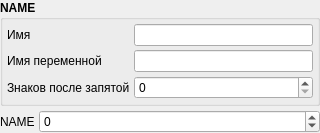
Old version of the form src/components/variableintegerframe.ui in the repository Gris87/ProtocolCreator.
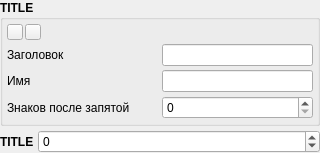
New version of the form. Icons and pictures are not drawn.

Commit message: Allow to press up/down/copy/delete for integer variable

What changed in the file:
```diff
--- a/src/components/variableintegerframe.ui
+++ b/src/components/variableintegerframe.ui
@@ -7,7 +7,7 @@
     <x>0</x>
     <y>0</y>
     <width>320</width>
-    <height>115</height>
+    <height>144</height>
    </rect>
   </property>
   <property name="windowTitle">
@@ -29,7 +29,7 @@
       </font>
      </property>
      <property name="title">
-      <string>NAME</string>
+      <string>TITLE</string>
      </property>
      <layout class="QGridLayout" name="gridLayout">
       <property name="margin">
@@ -38,7 +38,7 @@
       <property name="spacing">
        <number>4</number>
       </property>
-      <item row="0" column="0">
+      <item row="1" column="0">
        <widget class="QLabel" name="nameLabel">
         <property name="font">
          <font>
@@ -47,11 +47,11 @@
          </font>
         </property>
         <property name="text">
-         <string>Имя</string>
+         <string>Заголовок</string>
         </property>
        </widget>
       </item>
-      <item row="0" column="1">
+      <item row="1" column="1">
        <widget class="QLineEdit" name="nameEdit">
         <property name="font">
          <font>
@@ -61,7 +61,7 @@
         </property>
        </widget>
       </item>
-      <item row="2" column="0">
+      <item row="3" column="0">
        <widget class="QLabel" name="decimalsLabel">
         <property name="font">
          <font>
@@ -74,7 +74,7 @@
         </property>
        </widget>
       </item>
-      <item row="1" column="0">
+      <item row="2" column="0">
        <widget class="QLabel" name="varNameLabel">
         <property name="font">
          <font>
@@ -83,21 +83,21 @@
          </font>
         </property>
         <property name="text">
-         <string>Имя переменной</string>
-        </property>
-       </widget>
-      </item>
-      <item row="1" column="1">
-       <widget class="QLineEdit" name="varNameEdit">
-        <property name="font">
-         <font>
-          <weight>50</weight>
-          <bold>false</bold>
-         </font>
+         <string>Имя</string>
         </property>
        </widget>
       </item>
       <item row="2" column="1">
+       <widget class="QLineEdit" name="varNameEdit">
+        <property name="font">
+         <font>
+          <weight>50</weight>
+          <bold>false</bold>
+         </font>
+        </property>
+       </widget>
+      </item>
+      <item row="3" column="1">
        <widget class="QSpinBox" name="decimalsSpinBox">
         <property name="font">
          <font>
@@ -110,6 +110,180 @@
         </property>
        </widget>
       </item>
+      <item row="0" column="1">
+       <layout class="QHBoxLayout" name="horizontalLayout_2">
+        <property name="spacing">
+         <number>2</number>
+        </property>
+        <item>
+         <spacer name="horizontalSpacer">
+          <property name="orientation">
+           <enum>Qt::Horizontal</enum>
+          </property>
+          <property name="sizeHint" stdset="0">
+           <size>
+            <width>0</width>
+            <height>0</height>
+           </size>
+          </property>
+         </spacer>
+        </item>
+        <item>
+         <widget class="QPushButton" name="copyButton">
+          <property name="sizePolicy">
+           <sizepolicy hsizetype="Fixed" vsizetype="Fixed">
+            <horstretch>0</horstretch>
+            <verstretch>0</verstretch>
+           </sizepolicy>
+          </property>
+          <property name="maximumSize">
+           <size>
+            <width>16</width>
+            <height>16</height>
+           </size>
+          </property>
+          <property name="font">
+           <font>
+            <weight>50</weight>
+            <bold>false</bold>
+           </font>
+          </property>
+          <property name="text">
+           <string/>
+          </property>
+          <property name="icon">
+           <iconset resource="../../Resources.qrc">
+            <normaloff>:/images/CopyComponent.png</normaloff>:/images/CopyComponent.png</iconset>
+          </property>
+          <property name="flat">
+           <bool>true</bool>
+          </property>
+         </widget>
+        </item>
+        <item>
+         <widget class="QPushButton" name="deleteButton">
+          <property name="sizePolicy">
+           <sizepolicy hsizetype="Fixed" vsizetype="Fixed">
+            <horstretch>0</horstretch>
+            <verstretch>0</verstretch>
+           </sizepolicy>
+          </property>
+          <property name="maximumSize">
+           <size>
+            <width>16</width>
+            <height>16</height>
+           </size>
+          </property>
+          <property name="font">
+           <font>
+            <weight>50</weight>
+            <bold>false</bold>
+           </font>
+          </property>
+          <property name="text">
+           <string/>
+          </property>
+          <property name="icon">
+           <iconset resource="../../Resources.qrc">
+            <normaloff>:/images/Delete.png</normaloff>:/images/Delete.png</iconset>
+          </property>
+          <property name="flat">
+           <bool>true</bool>
+          </property>
+         </widget>
+        </item>
+       </layout>
+      </item>
+      <item row="0" column="0">
+       <layout class="QHBoxLayout" name="horizontalLayout_3">
+        <property name="spacing">
+         <number>2</number>
+        </property>
+        <item>
+         <widget class="QPushButton" name="upButton">
+          <property name="sizePolicy">
+           <sizepolicy hsizetype="Fixed" vsizetype="Fixed">
+            <horstretch>0</horstretch>
+            <verstretch>0</verstretch>
+           </sizepolicy>
+          </property>
+          <property name="maximumSize">
+           <size>
+            <width>16</width>
+            <height>16</height>
+           </size>
+          </property>
+          <property name="font">
+           <font>
+            <weight>50</weight>
+            <bold>false</bold>
+           </font>
+          </property>
+          <property name="text">
+           <string/>
+          </property>
+          <property name="icon">
+           <iconset resource="../../Resources.qrc">
+            <normaloff>:/images/up.png</normaloff>:/images/up.png</iconset>
+          </property>
+          <property name="iconSize">
+           <size>
+            <width>14</width>
+            <height>14</height>
+           </size>
+          </property>
+         </widget>
+        </item>
+        <item>
+         <widget class="QPushButton" name="downButton">
+          <property name="sizePolicy">
+           <sizepolicy hsizetype="Fixed" vsizetype="Fixed">
+            <horstretch>0</horstretch>
+            <verstretch>0</verstretch>
+           </sizepolicy>
+          </property>
+          <property name="maximumSize">
+           <size>
+            <width>16</width>
+            <height>16</height>
+           </size>
+          </property>
+          <property name="font">
+           <font>
+            <weight>50</weight>
+            <bold>false</bold>
+           </font>
+          </property>
+          <property name="text">
+           <string/>
+          </property>
+          <property name="icon">
+           <iconset resource="../../Resources.qrc">
+            <normaloff>:/images/down.png</normaloff>:/images/down.png</iconset>
+          </property>
+          <property name="iconSize">
+           <size>
+            <width>14</width>
+            <height>14</height>
+           </size>
+          </property>
+         </widget>
+        </item>
+        <item>
+         <spacer name="horizontalSpacer_2">
+          <property name="orientation">
+           <enum>Qt::Horizontal</enum>
+          </property>
+          <property name="sizeHint" stdset="0">
+           <size>
+            <width>0</width>
+            <height>0</height>
+           </size>
+          </property>
+         </spacer>
+        </item>
+       </layout>
+      </item>
      </layout>
     </widget>
    </item>
@@ -130,8 +304,14 @@
           <verstretch>0</verstretch>
          </sizepolicy>
         </property>
+        <property name="font">
+         <font>
+          <weight>75</weight>
+          <bold>true</bold>
+         </font>
+        </property>
         <property name="text">
-         <string>NAME</string>
+         <string>TITLE</string>
         </property>
        </widget>
       </item>
```
Left out of the diff: 4 changed lines with no effect on the pictures. The commit also changes 16 other files.
